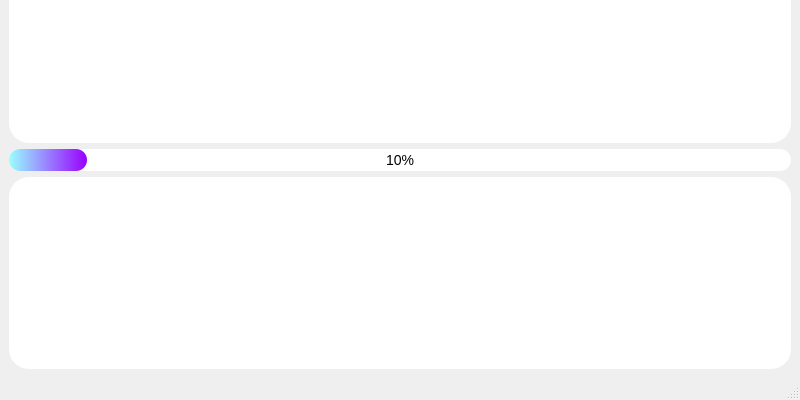
Old version of the form 2022 Assignment 5 Tree/HuffmanCompressor/ui/mainwindow.ui in the repository AzurIce/SoftwareEngineeringPractice-I; both pictures show x 0 to 800 and y 200 to 600 of the 800 by 600 pixel window.
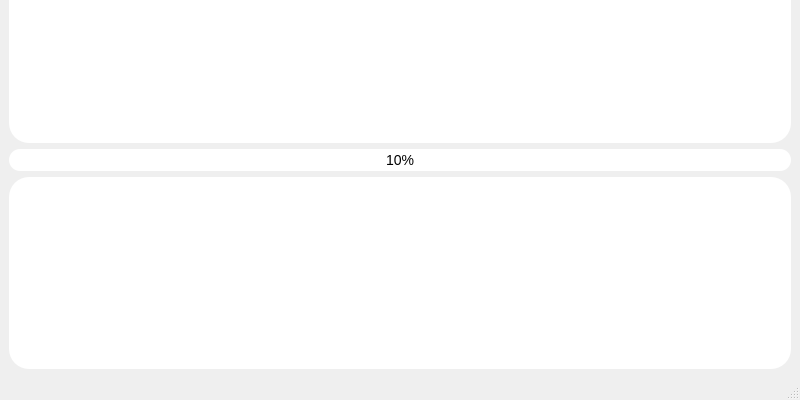
New version of the form. Custom widgets are drawn as their Qt base class.

Diff of the .ui file:
```diff
--- a/2022 Assignment 5 Tree/HuffmanCompressor/ui/mainwindow.ui
+++ b/2022 Assignment 5 Tree/HuffmanCompressor/ui/mainwindow.ui
@@ -73,17 +73,19 @@
      <widget class="QProgressBar" name="progressBar">
       <property name="styleSheet">
        <string notr="true">QProgressBar{
-	height:22px;
-	text-align:center;
-	font-size:14px;
-	color:black;
-	border-radius:11px;
-	background:#ffffff;
-}
-QProgressBar::chunk{
-	border-radius:11px;
-	background:qlineargradient(spread:pad,x1:0,y1:0,x2:1,y2:0,stop:0 #99ffff,stop:1 #9900ff);
-}</string>
+                                height:22px;
+                                text-align:center;
+                                font-size:14px;
+                                color:black;
+                                border-radius:11px;
+                                background:#ffffff;
+                                }
+                                QProgressBar::chunk{
+                                border-radius:11px;
+                                background:qlineargradient(spread:pad,x1:0,y1:0,x2:1,y2:0,stop:0 #99ffff,stop:1
+                                #9900ff);
+                                }
+                            </string>
       </property>
       <property name="value">
        <number>10</number>
```
Left out of the diff: 32 changed lines with no effect on the pictures. Lines whose indentation alone changed are shown as unchanged.
